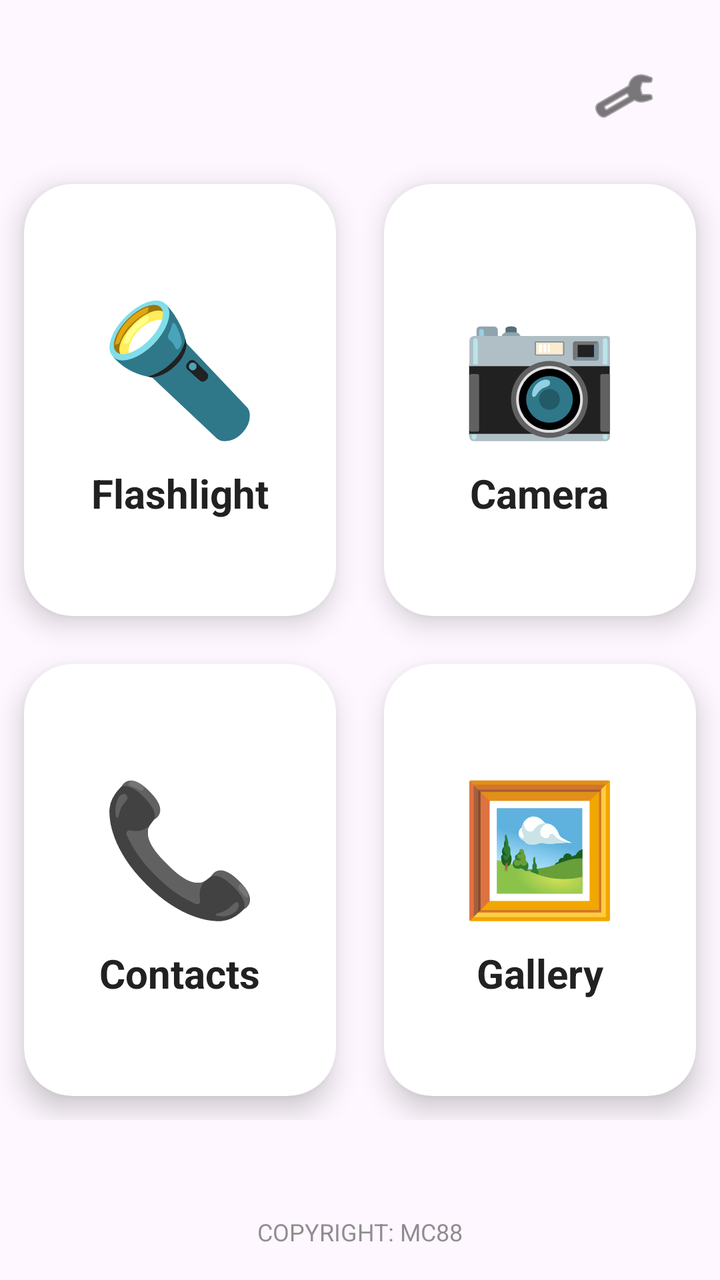
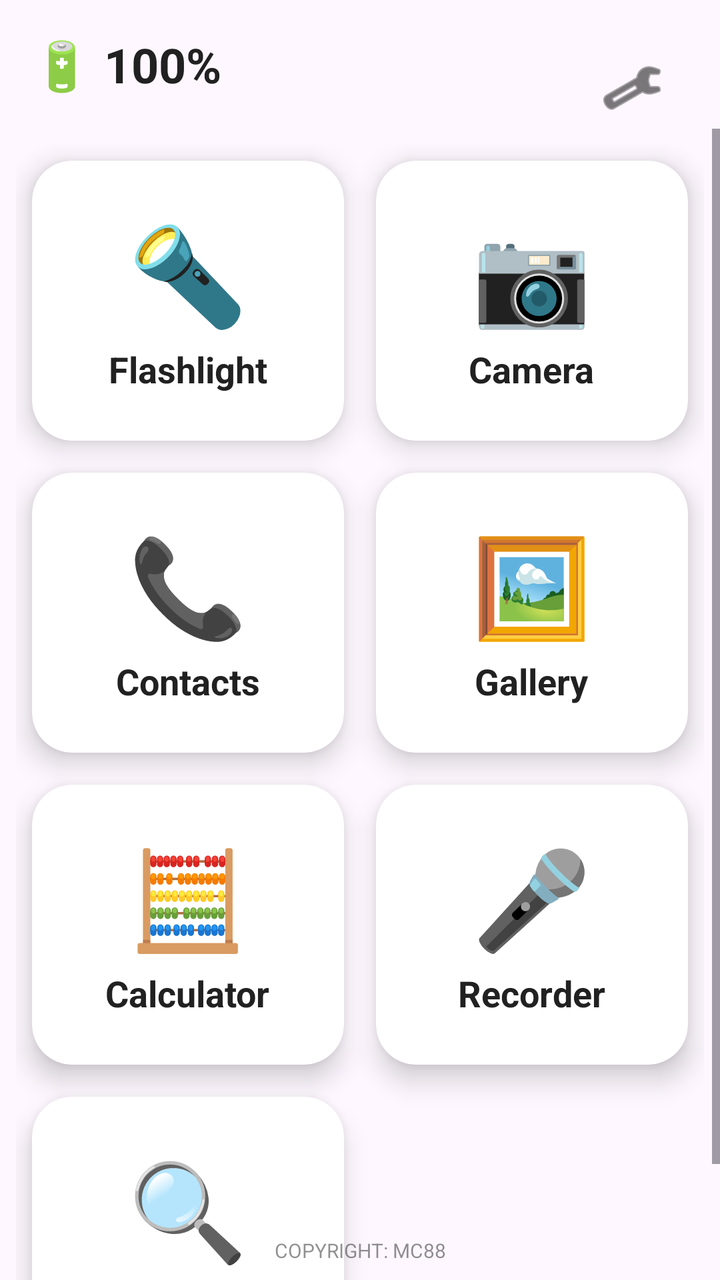

Screens rendered from an Android XML layout before and after an edit, with the pre-edit source and the edit as a unified diff.
<!-- AndroidManifest.xml: application theme Theme.Quick88 -->
<!-- res/layout/activity_main.xml -->
<?xml version="1.0" encoding="utf-8"?>
<androidx.constraintlayout.widget.ConstraintLayout xmlns:android="http://schemas.android.com/apk/res/android"
    xmlns:app="http://schemas.android.com/apk/res-auto"
    android:layout_width="match_parent"
    android:layout_height="match_parent"
    android:background="?android:attr/colorBackground">

    <ImageButton
        android:id="@+id/btnTheme"
        android:layout_width="64dp"
        android:layout_height="64dp"
        android:layout_margin="16dp"
        android:background="?attr/selectableItemBackgroundBorderless"
        android:src="@android:drawable/ic_menu_manage"
        app:layout_constraintEnd_toEndOf="parent"
        app:layout_constraintTop_toTopOf="parent"
        app:tint="?android:attr/textColorPrimary" />

    <GridLayout
        android:layout_width="match_parent"
        android:layout_height="match_parent"
        android:layout_marginTop="80dp"
        android:layout_marginBottom="80dp"
        android:columnCount="2"
        android:rowCount="2"
        app:layout_constraintBottom_toBottomOf="parent"
        app:layout_constraintEnd_toEndOf="parent"
        app:layout_constraintStart_toStartOf="parent"
        app:layout_constraintTop_toTopOf="parent">

        <androidx.cardview.widget.CardView
            android:id="@+id/cardFlashlight"
            android:layout_width="0dp"
            android:layout_height="0dp"
            android:layout_columnWeight="1"
            android:layout_rowWeight="1"
            android:layout_margin="12dp"
            app:cardCornerRadius="24dp"
            app:cardElevation="8dp">

            <LinearLayout
                android:layout_width="match_parent"
                android:layout_height="match_parent"
                android:gravity="center"
                android:orientation="vertical">
                <TextView android:layout_width="wrap_content" android:layout_height="wrap_content" android:text="🔦" android:textSize="64sp" />
                <TextView android:layout_width="wrap_content" android:layout_height="wrap_content" android:layout_marginTop="8dp" android:text="@string/flashlight" android:textColor="#212121" android:textSize="20sp" android:textStyle="bold" />
            </LinearLayout>
        </androidx.cardview.widget.CardView>

        <androidx.cardview.widget.CardView
            android:id="@+id/cardCamera"
            android:layout_width="0dp"
            android:layout_height="0dp"
            android:layout_columnWeight="1"
            android:layout_rowWeight="1"
            android:layout_margin="12dp"
            app:cardCornerRadius="24dp"
            app:cardElevation="8dp">

            <LinearLayout
                android:layout_width="match_parent"
                android:layout_height="match_parent"
                android:gravity="center"
                android:orientation="vertical">
                <TextView android:layout_width="wrap_content" android:layout_height="wrap_content" android:text="📷" android:textSize="64sp" />
                <TextView android:layout_width="wrap_content" android:layout_height="wrap_content" android:layout_marginTop="8dp" android:text="@string/camera" android:textColor="#212121" android:textSize="20sp" android:textStyle="bold" />
            </LinearLayout>
        </androidx.cardview.widget.CardView>

        <androidx.cardview.widget.CardView
            android:id="@+id/cardContacts"
            android:layout_width="0dp"
            android:layout_height="0dp"
            android:layout_columnWeight="1"
            android:layout_rowWeight="1"
            android:layout_margin="12dp"
            app:cardCornerRadius="24dp"
            app:cardElevation="8dp">

            <LinearLayout
                android:layout_width="match_parent"
                android:layout_height="match_parent"
                android:gravity="center"
                android:orientation="vertical">
                <TextView android:layout_width="wrap_content" android:layout_height="wrap_content" android:text="📞" android:textSize="64sp" />
                <TextView android:layout_width="wrap_content" android:layout_height="wrap_content" android:layout_marginTop="8dp" android:text="@string/contacts" android:textColor="#212121" android:textSize="20sp" android:textStyle="bold" />
            </LinearLayout>
        </androidx.cardview.widget.CardView>

        <androidx.cardview.widget.CardView
            android:id="@+id/cardGallery"
            android:layout_width="0dp"
            android:layout_height="0dp"
            android:layout_columnWeight="1"
            android:layout_rowWeight="1"
            android:layout_margin="12dp"
            app:cardCornerRadius="24dp"
            app:cardElevation="8dp">

            <LinearLayout
                android:layout_width="match_parent"
                android:layout_height="match_parent"
                android:gravity="center"
                android:orientation="vertical">
                <TextView android:layout_width="wrap_content" android:layout_height="wrap_content" android:text="🖼️" android:textSize="64sp" />
                <TextView android:layout_width="wrap_content" android:layout_height="wrap_content" android:layout_marginTop="8dp" android:text="@string/gallery" android:textColor="#212121" android:textSize="20sp" android:textStyle="bold" />
            </LinearLayout>
        </androidx.cardview.widget.CardView>

    </GridLayout>

    <TextView
        android:layout_width="wrap_content"
        android:layout_height="wrap_content"
        android:layout_marginBottom="16dp"
        android:alpha="0.5"
        android:text="COPYRIGHT: MC88"
        android:textColor="?android:attr/textColorPrimary"
        android:textSize="12sp"
        app:layout_constraintBottom_toBottomOf="parent"
        app:layout_constraintEnd_toEndOf="parent"
        app:layout_constraintStart_toStartOf="parent" />

</androidx.constraintlayout.widget.ConstraintLayout>
<!-- resources referenced by this layout -->
<resources>
  <string name="camera">Camera</string>
  <string name="contacts">Contacts</string>
  <string name="flashlight">Flashlight</string>
  <string name="gallery">Gallery</string>
  <style name="Theme.Quick88" parent="Theme.Material3.Light.NoActionBar">
          <item name="android:windowBackground">@color/bg_light</item>
          <item name="android:textColorPrimary">@color/text_light</item>
      </style>
  <color name="bg_light">#F5F5F5</color>
  <color name="text_light">#212121</color>
</resources>

<!-- the commit's change to res/layout/activity_main.xml (unified diff, before → after) -->
@@ -5,10 +5,22 @@
     android:layout_height="match_parent"
     android:background="?android:attr/colorBackground">
 
+    <TextView
+        android:id="@+id/tvBatteryTop"
+        android:layout_width="wrap_content"
+        android:layout_height="wrap_content"
+        android:layout_margin="16dp"
+        android:text="🔋 100%"
+        android:textColor="?android:attr/textColorPrimary"
+        android:textSize="24sp"
+        android:textStyle="bold"
+        app:layout_constraintStart_toStartOf="parent"
+        app:layout_constraintTop_toTopOf="parent" />
+
     <ImageButton
         android:id="@+id/btnTheme"
-        android:layout_width="64dp"
-        android:layout_height="64dp"
+        android:layout_width="56dp"
+        android:layout_height="56dp"
         android:layout_margin="16dp"
         android:background="?attr/selectableItemBackgroundBorderless"
         android:src="@android:drawable/ic_menu_manage"
@@ -16,108 +28,79 @@
         app:layout_constraintTop_toTopOf="parent"
         app:tint="?android:attr/textColorPrimary" />
 
-    <GridLayout
+    <ScrollView
         android:layout_width="match_parent"
-        android:layout_height="match_parent"
-        android:layout_marginTop="80dp"
-        android:layout_marginBottom="80dp"
-        android:columnCount="2"
-        android:rowCount="2"
+        android:layout_height="0dp"
+        android:layout_marginTop="16dp"
         app:layout_constraintBottom_toBottomOf="parent"
-        app:layout_constraintEnd_toEndOf="parent"
-        app:layout_constraintStart_toStartOf="parent"
-        app:layout_constraintTop_toTopOf="parent">
+        app:layout_constraintTop_toBottomOf="@+id/tvBatteryTop">
 
-        <androidx.cardview.widget.CardView
-            android:id="@+id/cardFlashlight"
-            android:layout_width="0dp"
-            android:layout_height="0dp"
-            android:layout_columnWeight="1"
-            android:layout_rowWeight="1"
-            android:layout_margin="12dp"
-            app:cardCornerRadius="24dp"
-            app:cardElevation="8dp">
+        <GridLayout
+            android:layout_width="match_parent"
+            android:layout_height="wrap_content"
+            android:columnCount="2"
+            android:padding="8dp">
 
-            <LinearLayout
-                android:layout_width="match_parent"
-                android:layout_height="match_parent"
-                android:gravity="center"
-                android:orientation="vertical">
-                <TextView android:layout_width="wrap_content" android:layout_height="wrap_content" android:text="🔦" android:textSize="64sp" />
-                <TextView android:layout_width="wrap_content" android:layout_height="wrap_content" android:layout_marginTop="8dp" android:text="@string/flashlight" android:textColor="#212121" android:textSize="20sp" android:textStyle="bold" />
-            </LinearLayout>
-        </androidx.cardview.widget.CardView>
+            <androidx.cardview.widget.CardView android:id="@+id/cardFlashlight" android:layout_width="0dp" android:layout_height="140dp" android:layout_columnWeight="1" android:layout_margin="8dp" app:cardCornerRadius="20dp" app:cardElevation="8dp">
+                <LinearLayout android:layout_width="match_parent" android:layout_height="match_parent" android:gravity="center" android:orientation="vertical">
+                    <TextView android:layout_width="wrap_content" android:layout_height="wrap_content" android:text="🔦" android:textSize="48sp" />
+                    <TextView android:layout_width="wrap_content" android:layout_height="wrap_content" android:layout_marginTop="4dp" android:text="@string/flashlight" android:textColor="#212121" android:textSize="18sp" android:textStyle="bold" />
+                </LinearLayout>
+            </androidx.cardview.widget.CardView>
 
-        <androidx.cardview.widget.CardView
-            android:id="@+id/cardCamera"
-            android:layout_width="0dp"
-            android:layout_height="0dp"
-            android:layout_columnWeight="1"
-            android:layout_rowWeight="1"
-            android:layout_margin="12dp"
-            app:cardCornerRadius="24dp"
-            app:cardElevation="8dp">
+            <androidx.cardview.widget.CardView android:id="@+id/cardCamera" android:layout_width="0dp" android:layout_height="140dp" android:layout_columnWeight="1" android:layout_margin="8dp" app:cardCornerRadius="20dp" app:cardElevation="8dp">
+                <LinearLayout android:layout_width="match_parent" android:layout_height="match_parent" android:gravity="center" android:orientation="vertical">
+                    <TextView android:layout_width="wrap_content" android:layout_height="wrap_content" android:text="📷" android:textSize="48sp" />
+                    <TextView android:layout_width="wrap_content" android:layout_height="wrap_content" android:layout_marginTop="4dp" android:text="@string/camera" android:textColor="#212121" android:textSize="18sp" android:textStyle="bold" />
+                </LinearLayout>
+            </androidx.cardview.widget.CardView>
 
-            <LinearLayout
-                android:layout_width="match_parent"
-                android:layout_height="match_parent"
-                android:gravity="center"
-                android:orientation="vertical">
-                <TextView android:layout_width="wrap_content" android:layout_height="wrap_content" android:text="📷" android:textSize="64sp" />
-                <TextView android:layout_width="wrap_content" android:layout_height="wrap_content" android:layout_marginTop="8dp" android:text="@string/camera" android:textColor="#212121" android:textSize="20sp" android:textStyle="bold" />
-            </LinearLayout>
-        </androidx.cardview.widget.CardView>
+            <androidx.cardview.widget.CardView android:id="@+id/cardContacts" android:layout_width="0dp" android:layout_height="140dp" android:layout_columnWeight="1" android:layout_margin="8dp" app:cardCornerRadius="20dp" app:cardElevation="8dp">
+                <LinearLayout android:layout_width="match_parent" android:layout_height="match_parent" android:gravity="center" android:orientation="vertical">
+                    <TextView android:layout_width="wrap_content" android:layout_height="wrap_content" android:text="📞" android:textSize="48sp" />
+                    <TextView android:layout_width="wrap_content" android:layout_height="wrap_content" android:layout_marginTop="4dp" android:text="@string/contacts" android:textColor="#212121" android:textSize="18sp" android:textStyle="bold" />
+                </LinearLayout>
+            </androidx.cardview.widget.CardView>
 
-        <androidx.cardview.widget.CardView
-            android:id="@+id/cardContacts"
-            android:layout_width="0dp"
-            android:layout_height="0dp"
-            android:layout_columnWeight="1"
-            android:layout_rowWeight="1"
-            android:layout_margin="12dp"
-            app:cardCornerRadius="24dp"
-            app:cardElevation="8dp">
+            <androidx.cardview.widget.CardView android:id="@+id/cardGallery" android:layout_width="0dp" android:layout_height="140dp" android:layout_columnWeight="1" android:layout_margin="8dp" app:cardCornerRadius="20dp" app:cardElevation="8dp">
+                <LinearLayout android:layout_width="match_parent" android:layout_height="match_parent" android:gravity="center" android:orientation="vertical">
+                    <TextView android:layout_width="wrap_content" android:layout_height="wrap_content" android:text="🖼️" android:textSize="48sp" />
+                    <TextView android:layout_width="wrap_content" android:layout_height="wrap_content" android:layout_marginTop="4dp" android:text="@string/gallery" android:textColor="#212121" android:textSize="18sp" android:textStyle="bold" />
+                </LinearLayout>
+            </androidx.cardview.widget.CardView>
 
-            <LinearLayout
-                android:layout_width="match_parent"
-                android:layout_height="match_parent"
-                android:gravity="center"
-                android:orientation="vertical">
-                <TextView android:layout_width="wrap_content" android:layout_height="wrap_content" android:text="📞" android:textSize="64sp" />
-                <TextView android:layout_width="wrap_content" android:layout_height="wrap_content" android:layout_marginTop="8dp" android:text="@string/contacts" android:textColor="#212121" android:textSize="20sp" android:textStyle="bold" />
-            </LinearLayout>
-        </androidx.cardview.widget.CardView>
+            <androidx.cardview.widget.CardView android:id="@+id/cardCalculator" android:layout_width="0dp" android:layout_height="140dp" android:layout_columnWeight="1" android:layout_margin="8dp" app:cardCornerRadius="20dp" app:cardElevation="8dp">
+                <LinearLayout android:layout_width="match_parent" android:layout_height="match_parent" android:gravity="center" android:orientation="vertical">
+                    <TextView android:layout_width="wrap_content" android:layout_height="wrap_content" android:text="🧮" android:textSize="48sp" />
+                    <TextView android:layout_width="wrap_content" android:layout_height="wrap_content" android:layout_marginTop="4dp" android:text="@string/calculator" android:textColor="#212121" android:textSize="18sp" android:textStyle="bold" />
+                </LinearLayout>
+            </androidx.cardview.widget.CardView>
 
-        <androidx.cardview.widget.CardView
-            android:id="@+id/cardGallery"
-            android:layout_width="0dp"
-            android:layout_height="0dp"
-            android:layout_columnWeight="1"
-            android:layout_rowWeight="1"
-            android:layout_margin="12dp"
-            app:cardCornerRadius="24dp"
-            app:cardElevation="8dp">
+            <androidx.cardview.widget.CardView android:id="@+id/cardRecorder" android:layout_width="0dp" android:layout_height="140dp" android:layout_columnWeight="1" android:layout_margin="8dp" app:cardCornerRadius="20dp" app:cardElevation="8dp">
+                <LinearLayout android:layout_width="match_parent" android:layout_height="match_parent" android:gravity="center" android:orientation="vertical">
+                    <TextView android:layout_width="wrap_content" android:layout_height="wrap_content" android:text="🎤" android:textSize="48sp" />
+                    <TextView android:layout_width="wrap_content" android:layout_height="wrap_content" android:layout_marginTop="4dp" android:text="@string/recorder" android:textColor="#212121" android:textSize="18sp" android:textStyle="bold" />
+                </LinearLayout>
+            </androidx.cardview.widget.CardView>
 
-            <LinearLayout
-                android:layout_width="match_parent"
-                android:layout_height="match_parent"
-                android:gravity="center"
-                android:orientation="vertical">
-                <TextView android:layout_width="wrap_content" android:layout_height="wrap_content" android:text="🖼️" android:textSize="64sp" />
-                <TextView android:layout_width="wrap_content" android:layout_height="wrap_content" android:layout_marginTop="8dp" android:text="@string/gallery" android:textColor="#212121" android:textSize="20sp" android:textStyle="bold" />
-            </LinearLayout>
-        </androidx.cardview.widget.CardView>
+            <androidx.cardview.widget.CardView android:id="@+id/cardMagnifier" android:layout_width="0dp" android:layout_height="140dp" android:layout_columnWeight="1" android:layout_margin="8dp" app:cardCornerRadius="20dp" app:cardElevation="8dp">
+                <LinearLayout android:layout_width="match_parent" android:layout_height="match_parent" android:gravity="center" android:orientation="vertical">
+                    <TextView android:layout_width="wrap_content" android:layout_height="wrap_content" android:text="🔍" android:textSize="48sp" />
+                    <TextView android:layout_width="wrap_content" android:layout_height="wrap_content" android:layout_marginTop="4dp" android:text="@string/magnifier" android:textColor="#212121" android:textSize="18sp" android:textStyle="bold" />
+                </LinearLayout>
+            </androidx.cardview.widget.CardView>
 
-    </GridLayout>
+        </GridLayout>
+    </ScrollView>
 
     <TextView
         android:layout_width="wrap_content"
         android:layout_height="wrap_content"
-        android:layout_marginBottom="16dp"
+        android:layout_marginBottom="8dp"
         android:alpha="0.5"
         android:text="COPYRIGHT: MC88"
         android:textColor="?android:attr/textColorPrimary"
-        android:textSize="12sp"
+        android:textSize="10sp"
         app:layout_constraintBottom_toBottomOf="parent"
         app:layout_constraintEnd_toEndOf="parent"
         app:layout_constraintStart_toStartOf="parent" />
<!-- resource entries referenced after the edit -->
@@ -1,9 +1,12 @@
 <!-- resources referenced by this layout -->
 <resources>
+  <string name="calculator">Calculator</string>
   <string name="camera">Camera</string>
   <string name="contacts">Contacts</string>
   <string name="flashlight">Flashlight</string>
   <string name="gallery">Gallery</string>
+  <string name="magnifier">Magnifier</string>
+  <string name="recorder">Recorder</string>
   <style name="Theme.Quick88" parent="Theme.Material3.Light.NoActionBar">
           <item name="android:windowBackground">@color/bg_light</item>
           <item name="android:textColorPrimary">@color/text_light</item>
